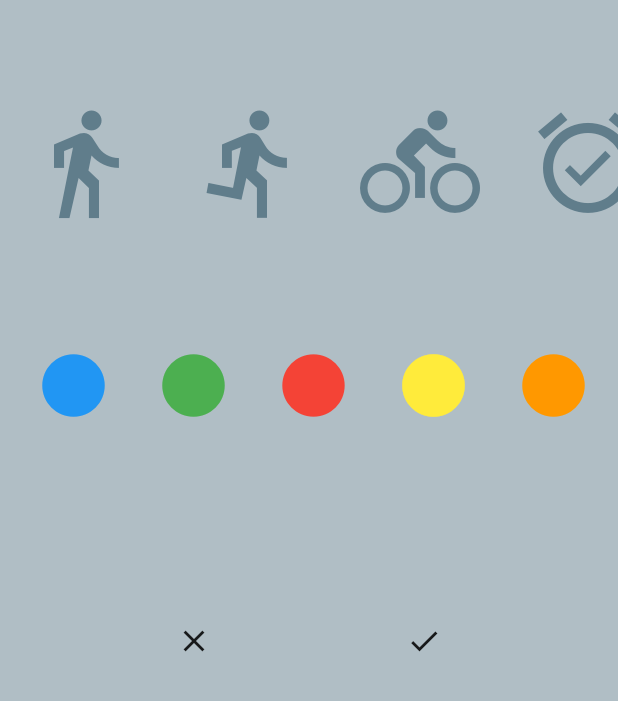
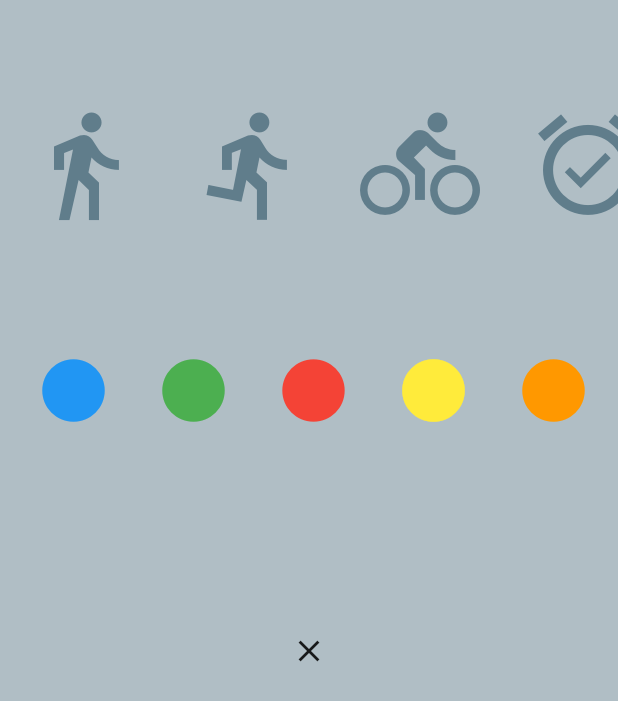
Before and after one commit to kyo-waku/Chobit, a Flutter app: the NewHabitPage screen opened directly, on a phone screen of 412 x 824 dp. Shown: the part 486-1187 px from the top of the screen. Run offline on Flutter 3.47's test engine with Material 2 defaults, Android fonts, the phone set to English and light mode, and no system bars; missing offline and left inert: flutter_echarts, heatmap_calendar.

Commit message:
バグつぶし完了 ・入力時の工事現場 ・習慣追加時のNullアクセス

```diff
--- a/lib/card.dart
+++ b/lib/card.dart
@@ -164,9 +164,13 @@ class _NewHabitPageState extends State<NewHabitPage> {
   @override
   Widget build(BuildContext context) {
     var addNewHabit = MyInherited.of(context, listen: true).addNewHabit;
+    bool _isInvalidInputs =
+        (habitNameController.text.length > 0) && (selectedIconData != Icons.help_outline) && (selectedContainerColor != Colors.blueGrey[200]);
     return (Scaffold(
       body: Container(
+        height: MediaQuery.of(context).size.height,
         color: selectedContainerColor,
+        child: SingleChildScrollView(
           child: Column(
             children: <Widget>[
               Container(
@@ -210,18 +214,19 @@ class _NewHabitPageState extends State<NewHabitPage> {
                   ),
                 ),
               ),
-            Spacer(flex: 1),
+              SizedBox(height: 50), //Spacer(flex: 1),
               Container(
                 height: 100,
                 child: IconSelector(changeIcon: changeIcon),
               ),
-            Spacer(flex: 1),
+              SizedBox(height: 50), //Spacer(flex: 1),
               Container(
                 height: 100,
                 child: ColorSelector(changeColor: changeColor),
               ),
-            Spacer(flex: 2),
-            Row(
+              SizedBox(height: 100), //Spacer(flex: 2),
+              _isInvalidInputs
+                  ? Row(
                       mainAxisAlignment: MainAxisAlignment.spaceEvenly,
                       children: <Widget>[
                         IconButton(
@@ -233,14 +238,24 @@ class _NewHabitPageState extends State<NewHabitPage> {
                         IconButton(
                           icon: Icon(Icons.check),
                           onPressed: () {
-                    addNewHabit(new Habit(habitNameController.text, selectedContainerColor, selectedIconData, null));
+                            if (_isInvalidInputs) {
+                              addNewHabit(
+                                  new Habit(habitNameController.text, selectedContainerColor, selectedIconData, [History(DateTime.now(), Score.Break)]));
+                              Navigator.of(context).pop();
+                            }
+                          },
+                        )
+                      ],
+                    )
+                  : IconButton(
+                      icon: Icon(Icons.close),
+                      onPressed: () {
                         Navigator.of(context).pop();
                       },
                     ),
+              //Spacer(flex: 1)
             ],
           ),
-            Spacer(flex: 1)
-          ],
         ),
       ),
     ));
@@ -322,6 +337,7 @@ class CardHistoryMode extends StatefulWidget {
 
 class _CardHistoryModeState extends State<CardHistoryMode> {
   final int maxRecents = 3;
+
   @override
   Widget build(BuildContext context) {
     var tempHabit = MyInherited.of(context, listen: true).habits[widget.index];
```
Lines whose indentation alone changed are shown as unchanged.
